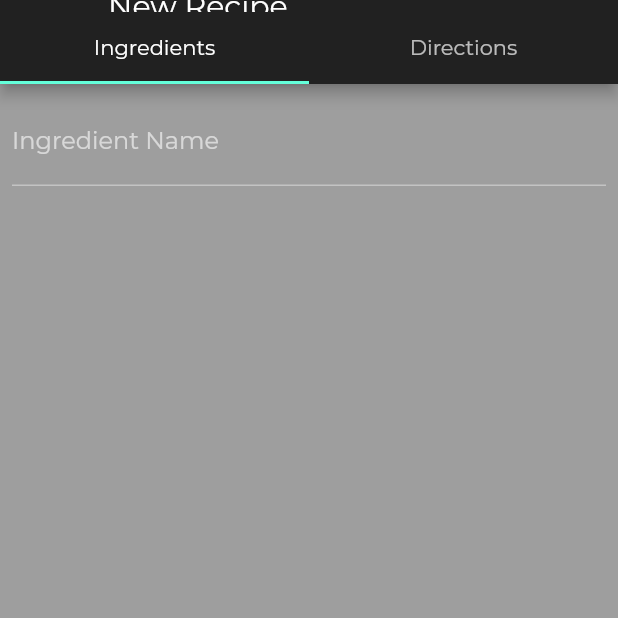
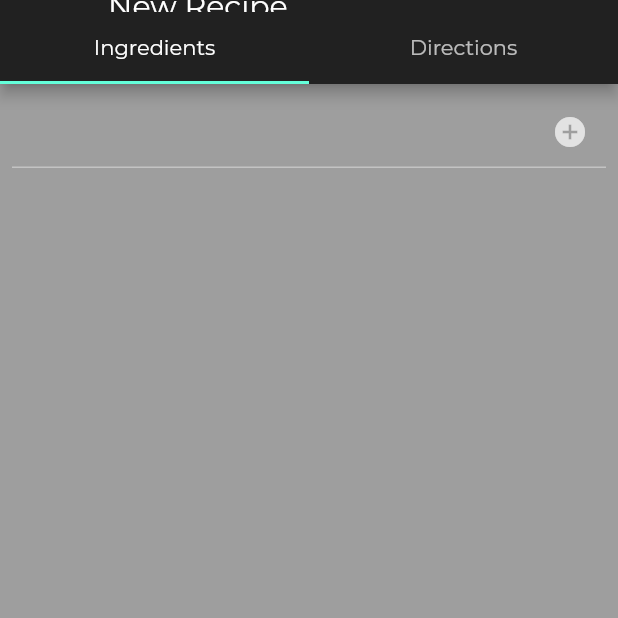
Before and after one commit to n30phyte/salam, a Flutter app: the NewRecipeScreen screen opened by its route, on a phone screen of 412 x 824 dp, the top half of it. Run offline on Flutter 3.47's test engine with Material 2 defaults, Android fonts, the phone set to English and light mode, and no system bars; missing offline and left inert: string_similarity; project files that could hold a hidden picture were left out.

Commit message:
Added buttons to dynamically add ingredients

```diff
--- a/lib/view/recipe.dart
+++ b/lib/view/recipe.dart
@@ -1,8 +1,6 @@
 import 'package:flutter/material.dart';
 import 'package:flutter/widgets.dart';
-import 'package:flutter_typeahead/flutter_typeahead.dart';
 
-import '../model/ingredient.dart';
 import '../model/recipe.dart';
 
 class RecipeDetailsScreen extends StatelessWidget {
@@ -32,14 +30,22 @@ class RecipeDetailsScreen extends StatelessWidget {
   }
 }
 
-class NewRecipeScreen extends StatelessWidget {
+class NewRecipeScreen extends StatefulWidget {
   static const routeName = '/recipe/new';
 
   @override
+  State<StatefulWidget> createState() {
+    return _NewRecipeScreen();
+  }
+}
+
+class _NewRecipeScreen extends State<NewRecipeScreen> {
+  var ingredientList = <String>[];
+  var stepsList = <String>[];
+
+  @override
   Widget build(BuildContext context) {
-    var ingredientList = <Ingredient>[];
-
-    final ingredientController = TextEditingController();
+    final stepController = TextEditingController();
 
     return DefaultTabController(
         length: 2,
@@ -48,30 +54,53 @@ class NewRecipeScreen extends StatelessWidget {
             body: TabBarView(children: [
               Center(
                 child: Padding(
-                  padding: const EdgeInsets.all(8.0),
-                  child: Form(
-                      child: Column(children: <Widget>[
-                    TypeAheadFormField(
-                      textFieldConfiguration: TextFieldConfiguration(
-                          controller: ingredientController, decoration: InputDecoration(labelText: 'Ingredient Name')),
-                      suggestionsCallback: (text) {
-                        return IngredientListModel.getSuggestions(text);
+                    padding: const EdgeInsets.all(8.0),
+                    child: ListView.builder(
+                      itemBuilder: (context, index) {
+                        if (index >= ingredientList.length) {
+                          var _controller = TextEditingController();
+                          Widget widget = TextField(
+                            controller: _controller,
+                            decoration: InputDecoration(
+                                suffixIcon: IconButton(
+                                    icon: Icon(Icons.add_circle),
+                                    onPressed: () {
+                                      setState(() {
+                                        if (ingredientList.length <= index) {
+                                          ingredientList.add(_controller.text);
+                                        }
+                                      });
+                                    })),
+                          );
+                          return widget;
+                        } else {
+                          var _controller = TextEditingController(text: ingredientList[index]);
+                          Widget widget = TextField(
+                            controller: _controller,
+                            decoration: InputDecoration(
+                                suffixIcon: IconButton(
+                                    icon: Icon(Icons.remove_circle),
+                                    onPressed: () {
+                                      setState(() {
+                                        ingredientList.removeAt(index);
+                                      });
+                                    })),
+                          );
+                          return widget;
+                        }
                       },
-                      itemBuilder: (context, String suggestion) {
-                        return ListTile(title: Text(suggestion));
+                      itemCount: ingredientList.length + 1,
+                    )),
+              ),
+              Center(
+                child: Padding(
+                    padding: const EdgeInsets.all(8.0),
+                    child: TextField(
+                      controller: stepController,
+                      onSubmitted: (text) {
+                        stepsList.add(text);
                       },
-                      onSuggestionSelected: (String suggestion) {
-                        ingredientController.text = suggestion;
-                      },
-                    )
-                  ])),
-                ),
-              ),
-              TextField(
-                controller: ingredientController,
-                onSubmitted: (text) {
-                  ingredientList.add(Ingredient(text, IngredientType.Unit));
-                },
+                    )),
               )
             ])));
   }
```
